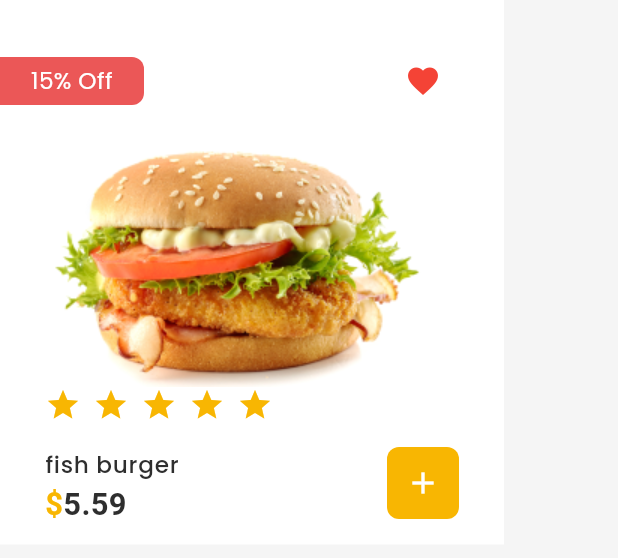
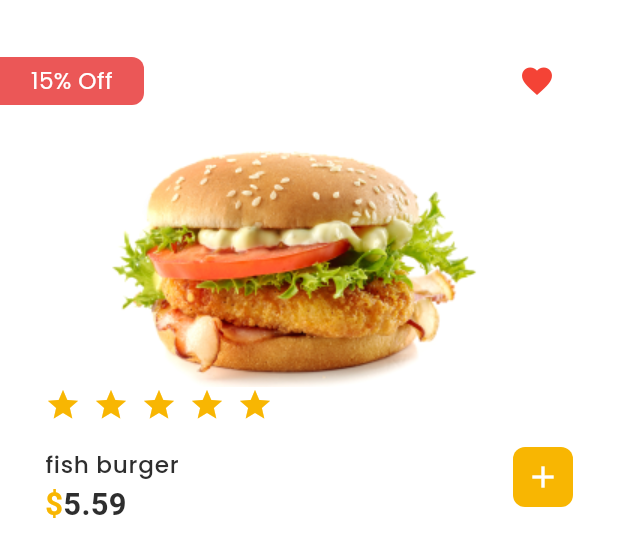
Before and after one commit to MohamedEssami20/simple_dashboard, a Flutter app: the PopularDishesItem widget shown alone on an empty page, opened directly with sample values from the repository, on a phone screen of 412 x 824 dp. Shown: the top 558 px of the screen. Run offline on Flutter 3.47's test engine with Material 3 defaults, Android fonts, the light colour scheme and no system bars; our stand-ins replace flutter_svg, google_fonts.

Commit message:
finish popular dishes

```diff
--- a/lib/widgets/popular_dishes.dart
+++ b/lib/widgets/popular_dishes.dart
@@ -1,7 +1,6 @@
-
 import 'package:flutter/material.dart';
 import 'header.dart';
-import 'popular_dishes_item.dart';
+import 'popular_dishes_items_list_view.dart';
 
 class PopularDishes extends StatelessWidget {
   const PopularDishes({super.key});
@@ -17,6 +16,7 @@ class PopularDishes extends StatelessWidget {
         SizedBox(
           height: 24,
         ),
+        PopularDishesListView(),
       ],
     );
   }
--- a/lib/widgets/popular_dishes_info.dart
+++ b/lib/widgets/popular_dishes_info.dart
@@ -39,8 +39,8 @@ class PopularDishesInfo extends StatelessWidget {
         ),
       ),
       trailing: Container(
-        width: 48,
-        height: 48,
+        width: 40,
+        height: 40,
         alignment: Alignment.center,
         decoration: ShapeDecoration(
           color: Constant.secondaryColor,
--- a/lib/widgets/popular_dishes_item.dart
+++ b/lib/widgets/popular_dishes_item.dart
@@ -1,4 +1,3 @@
-
 import 'package:dashboard_two/models/popular_dishes_model.dart';
 import 'package:flutter/material.dart';
 import '../helper/constant.dart';
@@ -10,10 +9,11 @@ class PopularDishesItem extends StatelessWidget {
   final PopularDishesModel popularDishesModel;
   @override
   Widget build(BuildContext context) {
-    return Container(
+    return AspectRatio(
+      aspectRatio: 336 / 363,
+      child: Container(
         padding: const EdgeInsets.only(top: 30, right: 30),
         width: 336,
-      height: 363,
         color: Constant.primaryColor,
         child: Column(
           children: [
@@ -37,8 +37,11 @@ class PopularDishesItem extends StatelessWidget {
               ),
             ),
             const SizedBox(height: 8),
-           PopularDishesInfo(popularDishesModel: popularDishesModel,),
+            PopularDishesInfo(
+              popularDishesModel: popularDishesModel,
+            ),
           ],
+        ),
       ),
     );
   }
```
Also changed, not shown: lib/widgets/popular_dishes_items_list_view.dart (added, +28 -0 lines). Lines whose indentation alone changed are shown as unchanged.
